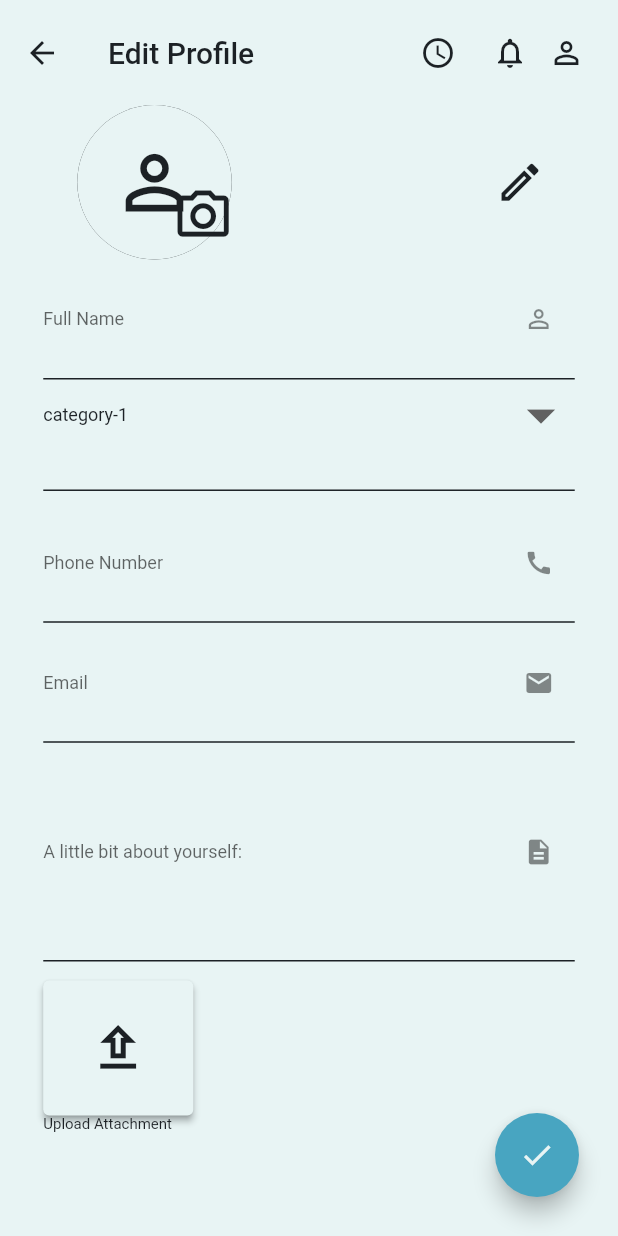
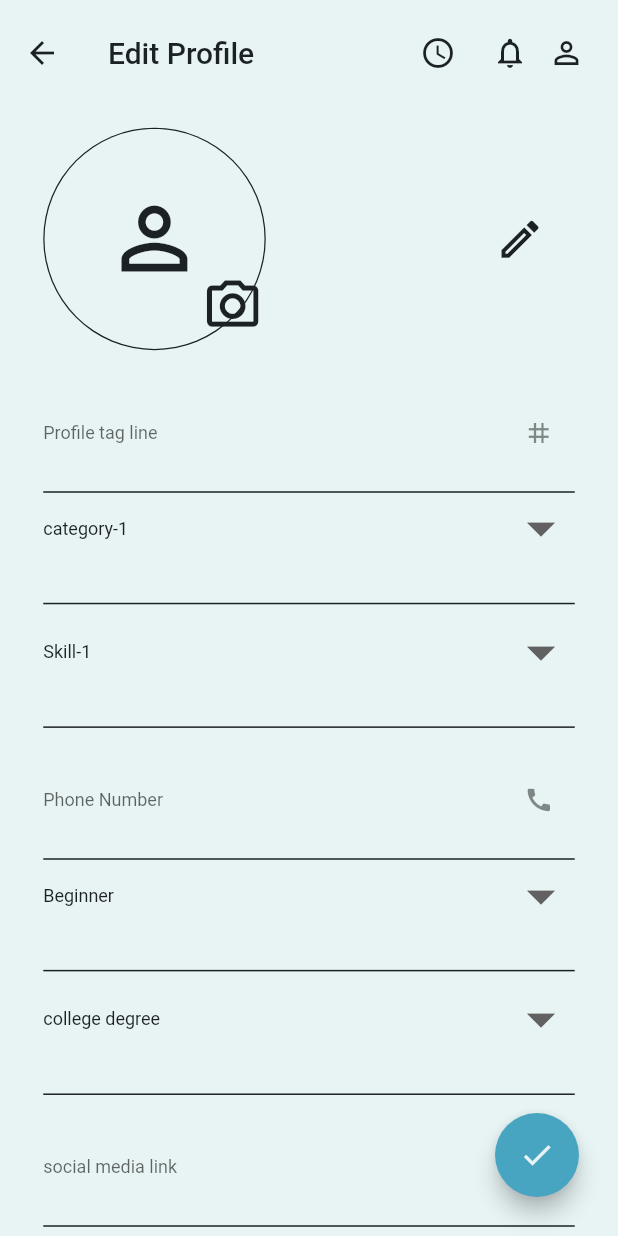
Before and after one commit to alazarlemma02/Freelance-App-flutter-project, a Flutter app: the screen it shows after launch, on a phone screen of 412 x 824 dp. Run offline on Flutter 3.47's test engine with Material 2 defaults, Android fonts, the phone set to English and light mode, and no system bars; our stand-ins replace easy_localization; Roboto replaces fonts that are missing (OpenSans).

Commit message:
created a separate widget for each dropdowns

```diff
--- a/lib/view/screens/edit_profile_page.dart
+++ b/lib/view/screens/edit_profile_page.dart
@@ -5,6 +5,9 @@ import 'package:flutter/src/widgets/framework.dart';
 import 'package:sira/constants/colors.dart';
 import 'package:sira/main.dart';
 import 'package:sira/view/widgets/category_dropdown.dart';
+import 'package:sira/view/widgets/education_level_dropdown.dart';
+import 'package:sira/view/widgets/experience_level_dropdown.dart';
+import 'package:sira/view/widgets/skill_dropdown.dart';
 import 'package:sira/view/widgets/text_fields.dart';
 import 'package:sira/view/widgets/upload_attachment.dart';
 
@@ -56,9 +59,10 @@ class _EditProfilePageState extends State<EditProfilePage> {
         ],
       ),
       body: SafeArea(
-        child: SingleChildScrollView(
-          child: SizedBox(
-            height: MediaQuery.of(context).size.height,
+        child: ListView(
+          children: [
+            SizedBox(
+              height: MediaQuery.of(context).size.height * 1.3,
               child: Container(
                 padding: EdgeInsets.fromLTRB(
                     MediaQuery.of(context).size.width * 0.07,
@@ -82,15 +86,17 @@ class _EditProfilePageState extends State<EditProfilePage> {
                                       Icons.person_outline,
                                       color: CustomColors.blackTextColor,
                                       size: MediaQuery.of(context).size.height *
-                                        0.07,
+                                          0.08,
                                     ),
                                     radius: MediaQuery.of(context).size.height *
-                                      0.065,
-                                  backgroundColor: CustomColors.backgroundColor,
+                                        0.089,
+                                    backgroundColor:
+                                        CustomColors.backgroundColor,
                                   ),
                                   Positioned(
                                       bottom: 0,
-                                    right: -MediaQuery.of(context).size.height *
+                                      right:
+                                          -MediaQuery.of(context).size.height *
                                               0.009,
                                       child: IconButton(
                                         color: CustomColors.blackTextColor,
@@ -120,60 +126,41 @@ class _EditProfilePageState extends State<EditProfilePage> {
                       child: Column(
                         children: [
                           const TextFieldPage(
-                            hint_text: 'full-name',
-                            field_icon: Icons.person_outline,
+                              hint_text: 'Profile tag line',
+                              field_icon: Icons.tag,
                               field_height: 0.04),
-                        // TextField(
-                        //   decoration: InputDecoration(
-                        //     contentPadding: EdgeInsets.symmetric(
-                        //         vertical:
-                        //             MediaQuery.of(context).size.height * 0.04),
-                        //     suffixIcon: IconButton(
-                        //       onPressed: () {},
-                        //       iconSize: 40,
-                        //       icon: Icon(Icons.arrow_drop_down),
-                        //     ),
-                        //     hintText: 'choose-category'.tr()..toString(),
-                        //     labelStyle: const TextStyle(
-                        //       color: CustomColors.blackTextColor,
-                        //     ),
-                        //     enabledBorder: const UnderlineInputBorder(
-                        //       borderSide: BorderSide(
-                        //         style: BorderStyle.solid,
-                        //         color: CustomColors.blackTextColor,
-                        //       ),
-                        //     ),
-                        //   ),
-                        //   style: const TextStyle(
-                        //     fontSize: 12,
-                        //     color: CustomColors.fadedTextColor,
-                        //   ),
-                        // ),
                           const CategoryDropDown(),
+                          const SkillDropDown(),
                           const TextFieldPage(
                               hint_text: 'phone-number',
                               field_icon: Icons.call,
                               field_height: 0.04),
+                          const ExperienceLevelDropDown(),
+                          const EducationLevelDropDown(),
                           const TextFieldPage(
-                            hint_text: 'email',
-                            field_icon: Icons.email,
+                              hint_text: 'social media link',
+                              field_icon: Icons.link,
                               field_height: 0.04),
                           const TextFieldPage(
                               hint_text: 'about-yourself',
                               field_icon: Icons.description,
                               field_height: 0.08),
+                          Padding(
+                            padding: const EdgeInsets.only(top: 8.0),
+                            child: const UploadAttachment(),
+                          ),
                         ],
                       ),
                     ),
                   ),
-                const UploadAttachment(),
                   Expanded(
                     child: Container(),
-                  flex: 15,
+                    flex: 5,
                   )
                 ]),
               ),
             ),
+          ],
         ),
       ),
       floatingActionButton: Padding(
--- /dev/null
+++ b/lib/view/widgets/education_level_dropdown.dart
@@ -0,0 +1,55 @@
+import 'package:easy_localization/easy_localization.dart';
+import 'package:flutter/material.dart';
+import 'package:flutter/src/widgets/container.dart';
+import 'package:flutter/src/widgets/framework.dart';
+import 'package:sira/constants/colors.dart';
+
+class EducationLevelDropDown extends StatefulWidget {
+  const EducationLevelDropDown({super.key});
+
+  @override
+  State<EducationLevelDropDown> createState() => _CategoryDropDownState();
+}
+
+class _CategoryDropDownState extends State<EducationLevelDropDown> {
+  List category = [
+    'high school diploma',
+    'college degree',
+    'masters degree',
+  ];
+  String? selectedItem = 'college degree';
+  @override
+  Widget build(BuildContext context) {
+    return Container(
+      height: MediaQuery.of(context).size.height * 0.1,
+      child: DropdownButton<String>(
+        dropdownColor: CustomColors.backgroundColor,
+        menuMaxHeight: MediaQuery.of(context).size.height * 0.5,
+        isExpanded: true,
+        hint: Text("choose-category".tr().toString()),
+        value: selectedItem,
+        iconSize: 45,
+        elevation: 16,
+        style: TextStyle(color: CustomColors.blackTextColor),
+        underline: Container(
+          height: 1,
+          color: CustomColors.blackTextColor,
+        ),
+        items: category
+            .map((cat) => DropdownMenuItem<String>(
+                value: cat,
+                child: Text(
+                  cat,
+                  style: TextStyle(
+                      color: CustomColors.blackTextColor, fontSize: 12),
+                )))
+            .toList(),
+        onChanged: (cat) async {
+          setState(() {
+            selectedItem = cat;
+          });
+        },
+      ),
+    );
+  }
+}
--- /dev/null
+++ b/lib/view/widgets/experience_level_dropdown.dart
@@ -0,0 +1,51 @@
+import 'package:easy_localization/easy_localization.dart';
+import 'package:flutter/material.dart';
+import 'package:flutter/src/widgets/container.dart';
+import 'package:flutter/src/widgets/framework.dart';
+import 'package:sira/constants/colors.dart';
+
+class ExperienceLevelDropDown extends StatefulWidget {
+  const ExperienceLevelDropDown({super.key});
+
+  @override
+  State<ExperienceLevelDropDown> createState() => _CategoryDropDownState();
+}
+
+class _CategoryDropDownState extends State<ExperienceLevelDropDown> {
+  List category = ['Beginner', 'Intermidiate', 'Expert'];
+  String? selectedItem = 'Beginner';
+  @override
+  Widget build(BuildContext context) {
+    return Container(
+      height: MediaQuery.of(context).size.height * 0.1,
+      child: DropdownButton<String>(
+        dropdownColor: CustomColors.backgroundColor,
+        menuMaxHeight: MediaQuery.of(context).size.height * 0.5,
+        isExpanded: true,
+        hint: Text("choose-category".tr().toString()),
+        value: selectedItem,
+        iconSize: 45,
+        elevation: 16,
+        style: TextStyle(color: CustomColors.blackTextColor),
+        underline: Container(
+          height: 1,
+          color: CustomColors.blackTextColor,
+        ),
+        items: category
+            .map((cat) => DropdownMenuItem<String>(
+                value: cat,
+                child: Text(
+                  cat,
+                  style: TextStyle(
+                      color: CustomColors.blackTextColor, fontSize: 12),
+                )))
+            .toList(),
+        onChanged: (cat) async {
+          setState(() {
+            selectedItem = cat;
+          });
+        },
+      ),
+    );
+  }
+}
--- /dev/null
+++ b/lib/view/widgets/skill_dropdown.dart
@@ -0,0 +1,57 @@
+import 'package:easy_localization/easy_localization.dart';
+import 'package:flutter/material.dart';
+import 'package:flutter/src/widgets/container.dart';
+import 'package:flutter/src/widgets/framework.dart';
+import 'package:sira/constants/colors.dart';
+
+class SkillDropDown extends StatefulWidget {
+  const SkillDropDown({super.key});
+
+  @override
+  State<SkillDropDown> createState() => _SkillDropDownState();
+}
+
+class _SkillDropDownState extends State<SkillDropDown> {
+  List category = [
+    'Skill-1',
+    'Skill-2',
+    'Skill-3',
+    'Skill-4',
+    'Skill-5',
+  ];
+  String? selectedItem = 'Skill-1';
+  @override
+  Widget build(BuildContext context) {
+    return Container(
+      height: MediaQuery.of(context).size.height * 0.1,
+      child: DropdownButton<String>(
+        dropdownColor: CustomColors.backgroundColor,
+        menuMaxHeight: MediaQuery.of(context).size.height * 0.5,
+        isExpanded: true,
+        hint: Text("choose-category".tr().toString()),
+        value: selectedItem,
+        iconSize: 45,
+        elevation: 16,
+        style: TextStyle(color: CustomColors.blackTextColor),
+        underline: Container(
+          height: 1,
+          color: CustomColors.blackTextColor,
+        ),
+        items: category
+            .map((cat) => DropdownMenuItem<String>(
+                value: cat,
+                child: Text(
+                  cat,
+                  style: TextStyle(
+                      color: CustomColors.blackTextColor, fontSize: 12),
+                )))
+            .toList(),
+        onChanged: (cat) async {
+          setState(() {
+            selectedItem = cat;
+          });
+        },
+      ),
+    );
+  }
+}
--- a/lib/view/widgets/upload_attachment.dart
+++ b/lib/view/widgets/upload_attachment.dart
@@ -40,7 +40,7 @@ class _UploadAttachmentState extends State<UploadAttachment> {
           ],
         ),
       ),
-      flex: 20,
+      flex: 10,
     );
   }
 }
```
Lines whose indentation alone changed are shown as unchanged.
